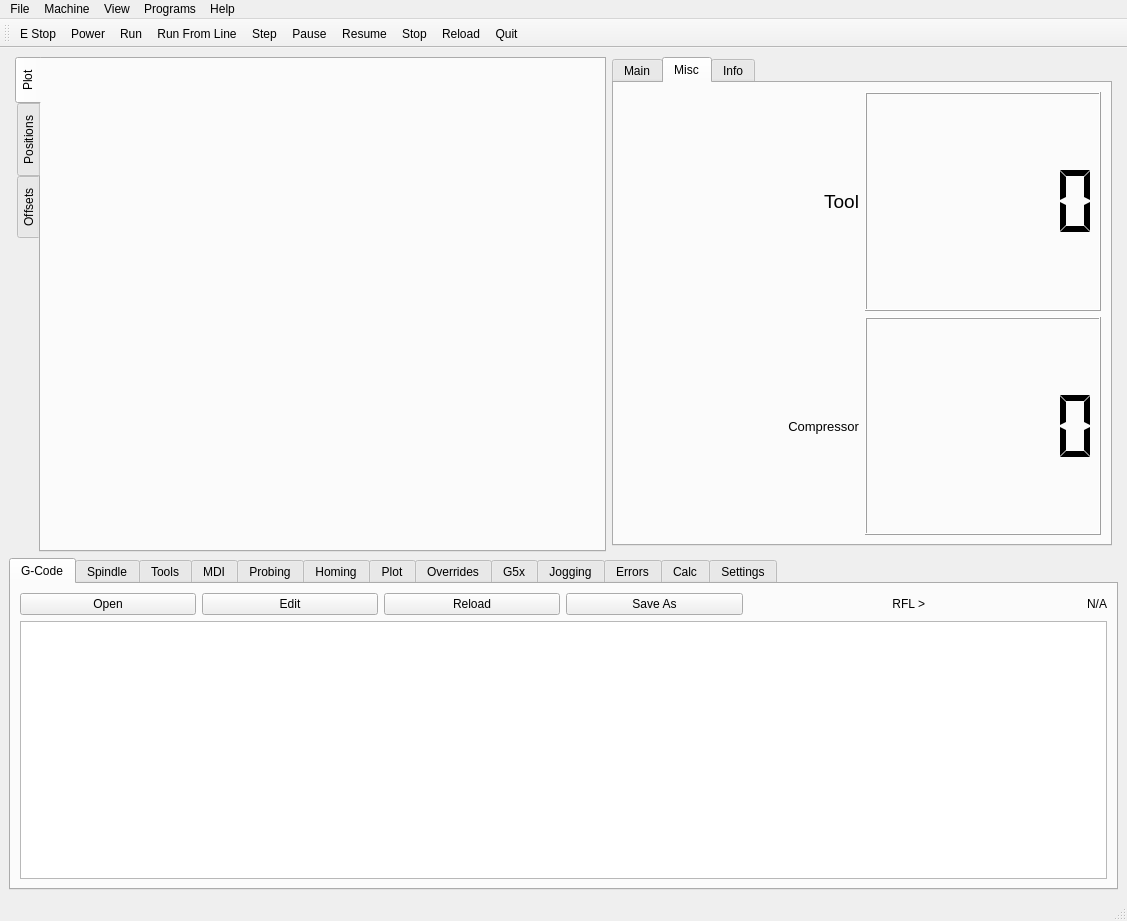
travis-farmer/linuxcnc, file configs/my_LinuxCNC_router/flex.ui: the form before one commit.
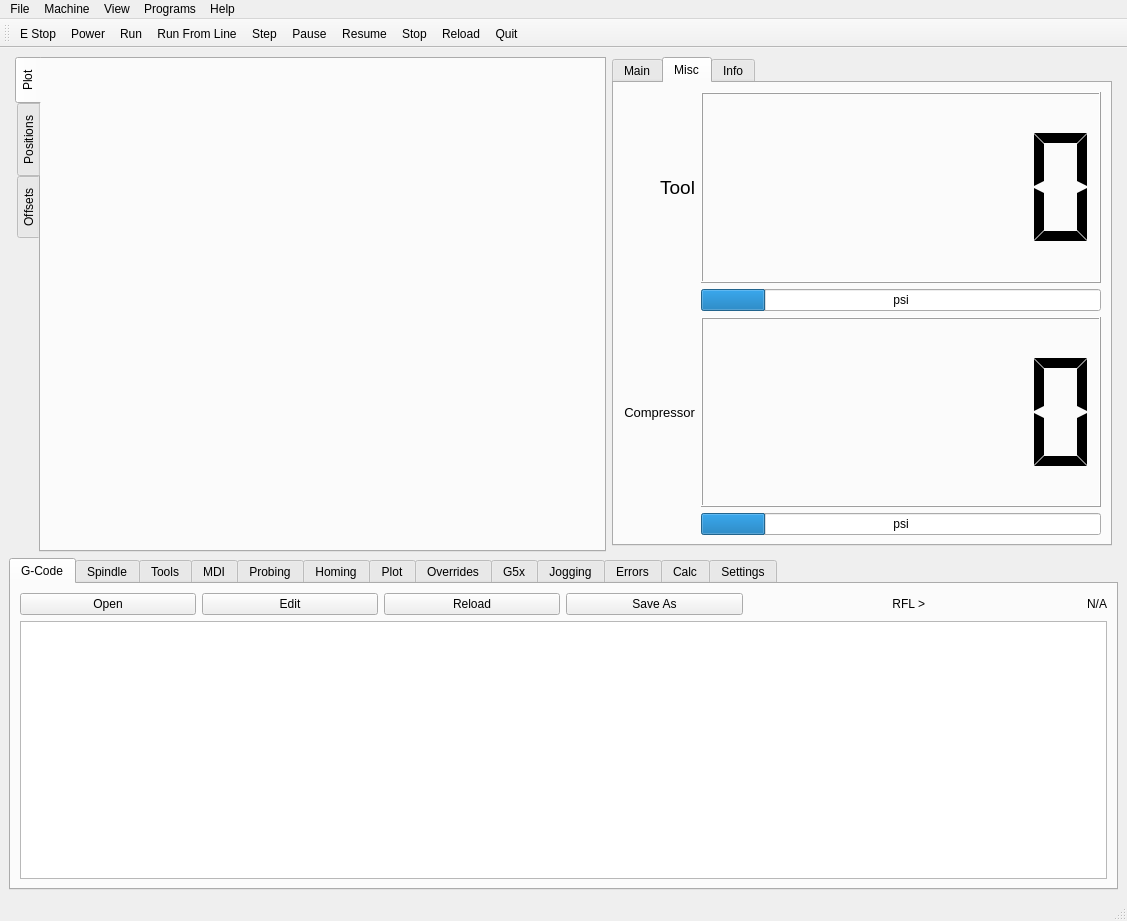
The form after the commit. The open tabs and pages were chosen to show the change. Icons and pictures are not drawn.

Diff of the .ui file:
```diff
--- a/configs/my_LinuxCNC_router/flex.ui
+++ b/configs/my_LinuxCNC_router/flex.ui
@@ -4920,6 +4920,31 @@
         <string>Misc</string>
        </attribute>
        <layout class="QGridLayout" name="gridLayout_42">
+        <item row="2" column="1">
+         <widget class="QLCDNumber" name="Comp_PSI_lcd">
+          <property name="digitCount">
+           <number>6</number>
+          </property>
+          <property name="segmentStyle">
+           <enum>QLCDNumber::Flat</enum>
+          </property>
+          <property name="function" stdset="0">
+           <string>hal_pin</string>
+          </property>
+          <property name="pin_name" stdset="0">
+           <string>psi-comp</string>
+          </property>
+          <property name="hal_type" stdset="0">
+           <string>HAL_FLOAT</string>
+          </property>
+          <property name="hal_dir" stdset="0">
+           <string>HAL_IN</string>
+          </property>
+          <property name="precision" stdset="0">
+           <string>2</string>
+          </property>
+         </widget>
+        </item>
         <item row="0" column="0">
          <widget class="QLabel" name="label_64">
           <property name="font">
@@ -4963,7 +4988,7 @@
           </property>
          </widget>
         </item>
-        <item row="1" column="0">
+        <item row="2" column="0">
          <widget class="QLabel" name="label_66">
           <property name="font">
            <font>
@@ -4979,13 +5004,16 @@
          </widget>
         </item>
         <item row="1" column="1">
-         <widget class="QLCDNumber" name="Comp_PSI_lcd">
-          <property name="digitCount">
-           <number>6</number>
+         <widget class="QProgressBar" name="progressBar">
+          <property name="maximum">
+           <number>150</number>
           </property>
-          <property name="segmentStyle">
-           <enum>QLCDNumber::Flat</enum>
+          <property name="value">
+           <number>24</number>
           </property>
+          <property name="format">
+           <string>psi</string>
+          </property>
           <property name="function" stdset="0">
            <string>hal_pin</string>
           </property>
@@ -4998,8 +5026,30 @@
           <property name="hal_dir" stdset="0">
            <string>HAL_IN</string>
           </property>
-          <property name="precision" stdset="0">
-           <string>2</string>
+         </widget>
+        </item>
+        <item row="3" column="1">
+         <widget class="QProgressBar" name="progressBar_2">
+          <property name="maximum">
+           <number>150</number>
+          </property>
+          <property name="value">
+           <number>24</number>
+          </property>
+          <property name="format">
+           <string>psi</string>
+          </property>
+          <property name="function" stdset="0">
+           <string>hal_pin</string>
+          </property>
+          <property name="pin_name" stdset="0">
+           <string>pb-comp-psi</string>
+          </property>
+          <property name="hal_type" stdset="0">
+           <string>HAL_S32</string>
+          </property>
+          <property name="hal_dir" stdset="0">
+           <string>HAL_IN</string>
           </property>
          </widget>
         </item>
```
Left out of the diff: 4 changed lines with no effect on the pictures.
